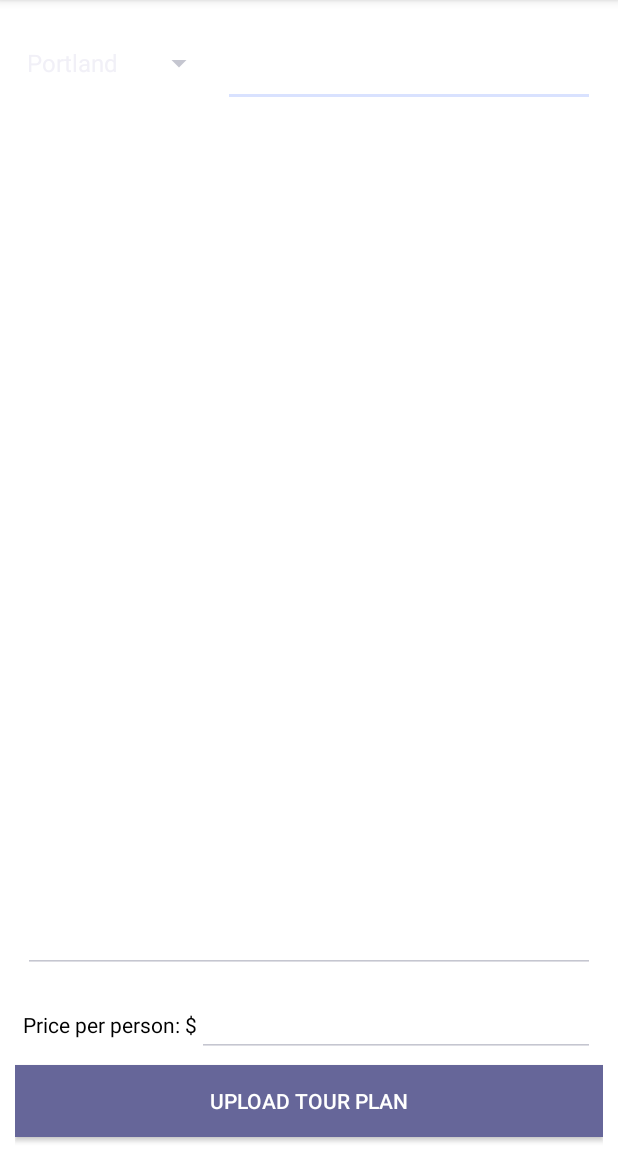
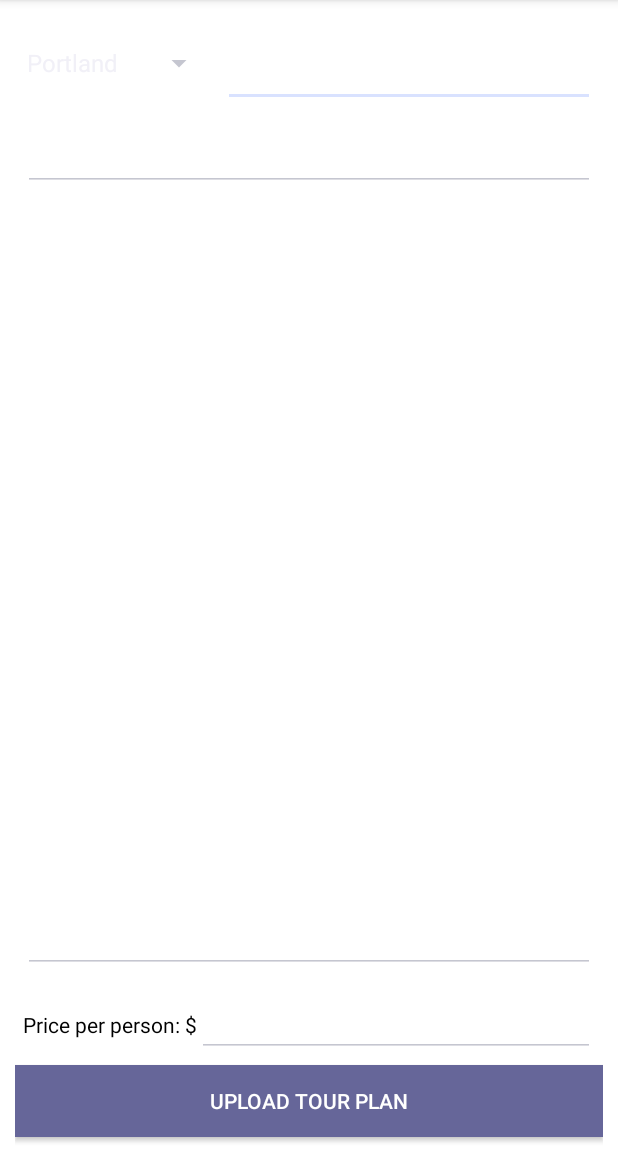
Before and after one commit to olozl/TravelMate, an Android app: the WritingFormActivity screen opened directly, with no data from a screen before it, on a phone screen of 412 x 824 dp, the part 84-1236 px from its top. Run offline under Robolectric (Android 15) with nearby library versions, the phone set to English and light mode, and no system bars.

Commit message:
added calendar

```diff
--- a/TravelMate/app/src/main/java/com/lee/zoey/travelmate/WritingFormActivity.java
+++ b/TravelMate/app/src/main/java/com/lee/zoey/travelmate/WritingFormActivity.java
@@ -1,14 +1,19 @@
 package com.lee.zoey.travelmate;
 
 import android.app.Activity;
+import android.app.DatePickerDialog;
 import android.content.Intent;
 import android.os.Bundle;
-import android.util.Log;
 import android.view.View;
 import android.widget.AdapterView;
 import android.widget.Button;
+import android.widget.DatePicker;
 import android.widget.EditText;
 import android.widget.Spinner;
+
+import java.text.SimpleDateFormat;
+import java.util.Calendar;
+import java.util.Locale;
 
 /**
  * Copyright (c) 2017 Eunji Lee
@@ -28,7 +33,10 @@ public class WritingFormActivity extends Activity {
         final EditText mProductTitle = (EditText) findViewById(R.id.TextViewProductTitle);
         final EditText mProductDescrip = (EditText) findViewById(R.id.TextViewProductDetails);
         final EditText mProductPrice = (EditText) findViewById(R.id.editPrice);
+        final Calendar calendar = Calendar.getInstance();
+        final EditText mProductSchedule = (EditText) findViewById(R.id.scheduleDate);
 
+        // Read chosen city from spinner
         mCityList.setOnItemSelectedListener(new AdapterView.OnItemSelectedListener(){
             @Override
             public void onItemSelected(AdapterView<?> parent, View view, int position, long id) {
@@ -39,7 +47,28 @@ public class WritingFormActivity extends Activity {
             public void onNothingSelected(AdapterView<?> parent) {}
         });
 
+        // Select date for traveling
+        final DatePickerDialog.OnDateSetListener date = new DatePickerDialog.OnDateSetListener(){
 
+            @Override
+            public void onDateSet(DatePicker view, int year, int month, int dayOfMonth) {
+                String format = "MM/dd/yy";
+                SimpleDateFormat simpleFormat = new SimpleDateFormat(format, Locale.US);
+                calendar.set(Calendar.YEAR, year);
+                calendar.set(Calendar.MONTH, month);
+                calendar.set(Calendar.DAY_OF_MONTH, dayOfMonth);
+                mProductSchedule.setText(simpleFormat.format(calendar.getTime()));
+            }
+        };
+
+        mProductSchedule.setOnClickListener(new View.OnClickListener() {
+            @Override
+            public void onClick(View v) {
+                new DatePickerDialog(WritingFormActivity.this, date, calendar.get(Calendar.YEAR),
+                        calendar.get(Calendar.MONTH), calendar.get(Calendar.DAY_OF_MONTH)).show();
+
+            }
+        });
         // Button to see updated list of tour plans
         Button viewUpdated = (Button) findViewById(R.id.ButtonUpload);
         viewUpdated.setOnClickListener(new View.OnClickListener() {
--- a/TravelMate/app/src/main/res/layout/writeform.xml
+++ b/TravelMate/app/src/main/res/layout/writeform.xml
@@ -18,14 +18,20 @@
 
 </LinearLayout>
 
+    <EditText android:id="@+id/scheduleDate" android:editable="false"
+        android:layout_width="match_parent" android:clickable="true"
+        android:layout_height="wrap_content" android:focusable="false"
+        android:longClickable="false"
+        android:layout_margin="5dip" android:hint="Tour Date"/>
 
     <EditText
         android:id="@+id/TextViewProductDetails"
-    android:layout_width="fill_parent" android:gravity="top"
+        android:layout_width="fill_parent"
         android:layout_height="wrap_content"
         android:layout_margin="5dip"
         android:layout_weight="1"
-    android:hint="Product description with duration"/>
+        android:gravity="top"
+        android:hint="Product description with duration" />
 
     <LinearLayout android:layout_height="wrap_content"
     android:layout_width="fill_parent" android:id="@+id/linearLayoutAddLayout"
```
Lines whose indentation alone changed are shown as unchanged.
